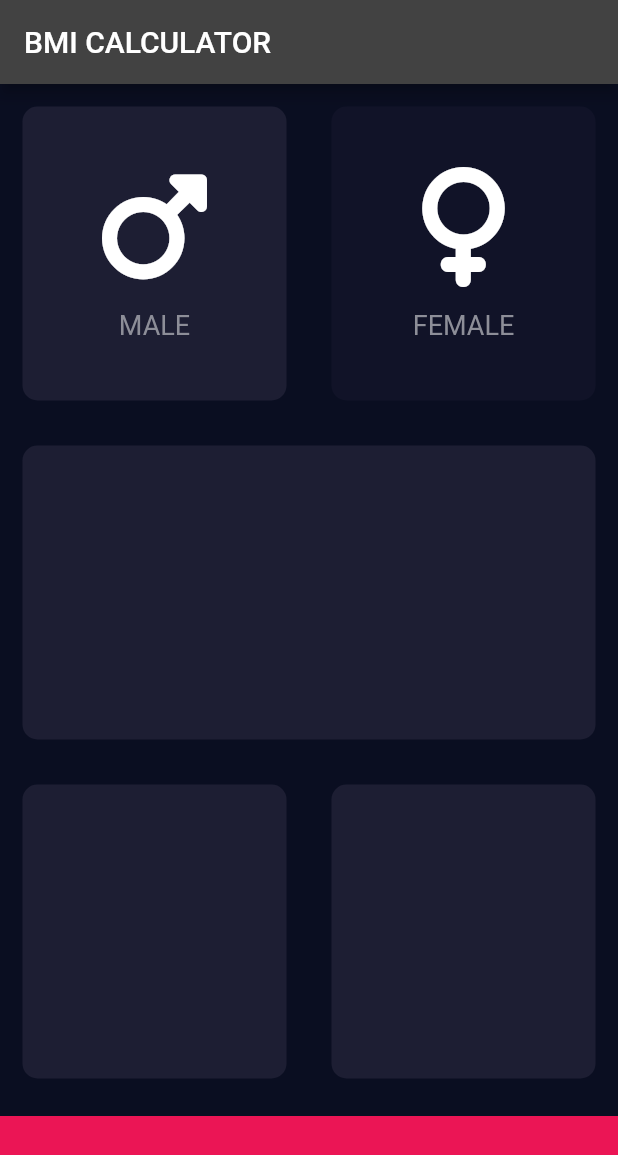
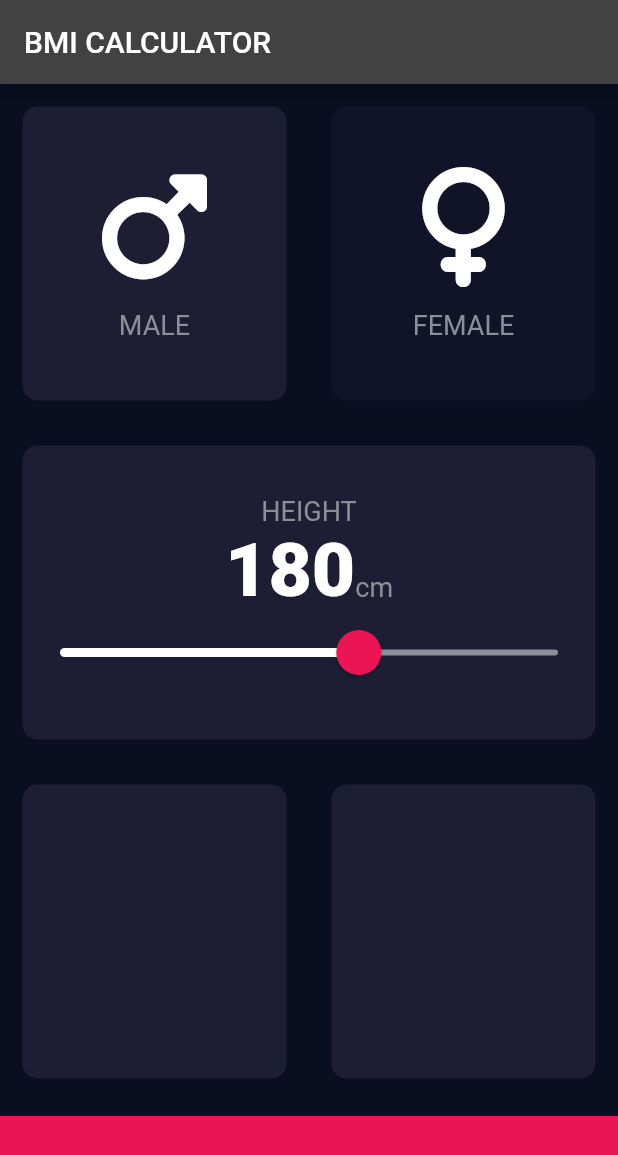
Before and after one commit to anishkumar28/BMI-Calci, a Flutter app: the screen it shows after launch, on a phone screen of 412 x 824 dp. Shown: the top 1155 px of the screen. Run offline on Flutter 3.47's test engine with Material 2 defaults, Android fonts, the phone set to English and light mode, and no system bars; our stand-ins replace font_awesome_flutter.

Commit message:
Adding Initial files commit

```diff
--- /dev/null
+++ b/lib/constants.dart
@@ -0,0 +1,16 @@
+import 'package:flutter/material.dart';
+
+const kBottomContainerHeight = 80.0;
+const kActiveCardColour = Color(0xFF1D1E33);
+const kInactiveCardColour = Color(0xFF111328);
+const kBottomContainerColour = Color(0xFFEB1555);
+
+const kLabelTextStyle = TextStyle(
+  fontSize: 18.0,
+  color: Color(0xFF8D8E98),
+);
+
+const  kNumberTextStyle = TextStyle(
+fontSize: 50.0,
+fontWeight: FontWeight.w900,
+);
--- a/lib/icon_content.dart
+++ b/lib/icon_content.dart
@@ -1,17 +1,7 @@
 import 'package:flutter/material.dart';
-
-const labelTextStyle = TextStyle(
-  fontSize: 18.0,
-  color: Color(0xFF8D8E98),
-);
-
-const bottomContainerHeight = 80.0;
-const activeCardColour = Color(0xFF1D1E33);
-const inactiveCardColour = Color(0xFF111328);
-const bottomContainerColour = Color(0xFFEB1555);
+import 'constants.dart';
 
 class IconContent extends StatelessWidget {
-
   const IconContent({super.key, required this.icon, required this.label});
 
   final IconData icon;
@@ -31,7 +21,7 @@ class IconContent extends StatelessWidget {
           height: 15.0,
         ),
         Text(label,
-          style: labelTextStyle,
+          style: kLabelTextStyle,
         ),
       ],
     );
--- a/lib/input_page.dart
+++ b/lib/input_page.dart
@@ -2,6 +2,7 @@ import 'package:flutter/material.dart';
 import 'icon_content.dart';
 import 'reusable_card.dart';
 import 'package:font_awesome_flutter/font_awesome_flutter.dart';
+import 'constants.dart';
 
 enum Gender{
   male,
@@ -18,6 +19,7 @@ class InputPage extends StatefulWidget {
 class _InputPageState extends State<InputPage> {
 
   Gender selectedGender = Gender.male;
+  int height = 180;
 
   @override
   Widget build(BuildContext context) {
@@ -26,34 +28,22 @@ class _InputPageState extends State<InputPage> {
           title: const Text('BMI CALCULATOR'),
         ),
         body: Column(
+          crossAxisAlignment: CrossAxisAlignment.stretch,
           children: <Widget>[
             Expanded(
               child: Row(
                 children: <Widget>[
                   Expanded(
-                    child: GestureDetector(
-                      onTap: (){
-                        setState(() {
-                          selectedGender = Gender.male;
-                        });
-                      },
                     child: ReusableCard(
-                        colours: selectedGender == Gender.male ? activeCardColour : inactiveCardColour,
+                      colours: selectedGender == Gender.male ? kActiveCardColour : kInactiveCardColour,
                       cardChild: const IconContent(
                         icon: FontAwesomeIcons.mars,
                         label: 'MALE',
                       ),
                     ),
                   ),
-                  ),
-                  Expanded(child: GestureDetector(
-                    onTap: (){
-                      setState(() {
-                        selectedGender = Gender.female;
-                      });
-                    },
-                    child: ReusableCard(
-                      colours: selectedGender == Gender.female ? activeCardColour : inactiveCardColour,
+                  Expanded(child: ReusableCard(
+                    colours: selectedGender == Gender.female ? kActiveCardColour : kInactiveCardColour,
                     cardChild: const Column(
                       mainAxisAlignment: MainAxisAlignment.center,
                       children: <Widget>[
@@ -62,7 +52,6 @@ class _InputPageState extends State<InputPage> {
                           size: 80.0,
                           color: Colors.white,
                         ),
-
                         SizedBox(
                           height: 15.0,
                         ),
@@ -75,29 +64,65 @@ class _InputPageState extends State<InputPage> {
                     ),
                   ),
                   ),
+                ],
+              ),
+            ),
+            Expanded(
+              child: ReusableCard(
+              colours: kActiveCardColour,
+              cardChild: Column(
+                mainAxisAlignment: MainAxisAlignment.center,
+                children: <Widget>[
+                  Text('HEIGHT', style: kLabelTextStyle,),
+                  Row(
+                    mainAxisAlignment: MainAxisAlignment.center,
+                    crossAxisAlignment: CrossAxisAlignment.baseline,
+                    textBaseline: TextBaseline.alphabetic,
+                    children: <Widget>[
+                      Text(height.toString(),
+                        style: kNumberTextStyle,
+                      ),
+                      Text('cm',
+                        style: kLabelTextStyle,
+                      ),
+                    ],
+                  ),
+                  SliderTheme(
+                    data: SliderTheme.of(context).copyWith(
+                      inactiveTrackColor: Color(0xFF8D8E98),
+                      activeTrackColor: Colors.white,
+                      thumbColor: Color(0xFFEB1555),
+                      overlayColor: Color(0x29EB1555),
+                      thumbShape: RoundSliderThumbShape(enabledThumbRadius: 15.0),
+                      overlayShape: RoundSliderOverlayShape(overlayRadius: 25.0),
+                    ),
+                    child: Slider(value: height.toDouble(),
+                        min: 120.0,
+                        max: 220.0,
+                        onChanged: (double newValue){
+                           setState(() {
+                             height = newValue.round();
+                           });
+
+                        },
+                    ),
                   ),
                 ],
               ),
             ),
-            Expanded(child: ReusableCard(
-              colours: activeCardColour,
-              cardChild: const Row(
-                children: <Widget>[],
             ),
-            ),
-            ),
-            Expanded(child: Row(
+            const Expanded(child: Row(
               children: <Widget>[
                 Expanded(child: ReusableCard(
-                  colours: activeCardColour,
-                  cardChild: const Column(
+                  colours: kActiveCardColour,
+                  cardChild: Column(
                     children: <Widget>[],
                   ),
                 ),
                 ),
                 Expanded(child: ReusableCard(
-                  colours: activeCardColour,
-                  cardChild: const Column(
+                  colours: kActiveCardColour,
+                  cardChild: Column(
                     children: <Widget>[],
                   ),
                 ),
@@ -105,10 +130,10 @@ class _InputPageState extends State<InputPage> {
               ],
             )),
             Container(
-              color: bottomContainerColour,
+              color: kBottomContainerColour,
               margin: const EdgeInsets.only(top: 10.0),
               width: double.infinity,
-              height: bottomContainerHeight,
+              height: kBottomContainerHeight,
             )
           ],
         )
--- a/lib/reusable_card.dart
+++ b/lib/reusable_card.dart
@@ -1,20 +1,22 @@
 import 'package:flutter/material.dart';
 
 class ReusableCard extends StatelessWidget {
-  ReusableCard({super.key, required this.colours, required this.cardChild});
+  const ReusableCard({super.key, required this.colours, required this.cardChild,});
 
   final Color colours;
   final Widget cardChild;
 
   @override
   Widget build(BuildContext context) {
-    return Container(
-        child: cardChild,
-        margin: EdgeInsets.all(15.0),
-        decoration: BoxDecoration(
-          color: colours,
-          borderRadius: BorderRadius.circular(10.0),
-        )
+    return GestureDetector(
+      child: Container(
+          margin: const EdgeInsets.all(15.0),
+          decoration: BoxDecoration(
+            color: colours,
+            borderRadius: BorderRadius.circular(10.0),
+          ),
+          child: cardChild
+      ),
     );
   }
 }
```
Lines whose indentation alone changed are shown as unchanged.
